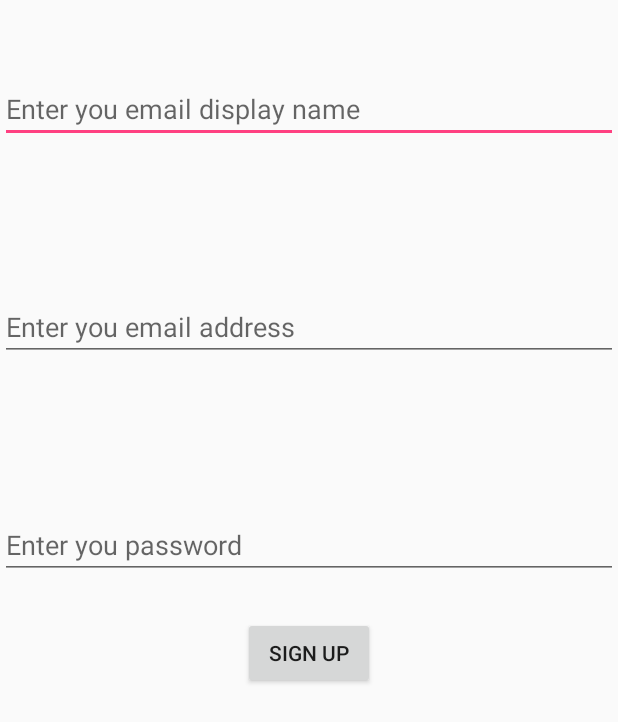
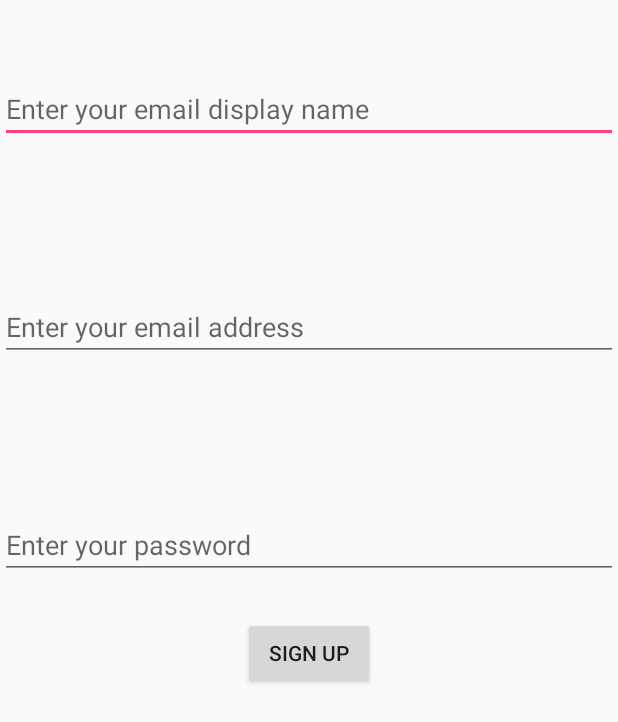
Before and after one commit to Bcoding21/ManHunt, an Android app: the layout activity_sign_up.xml on its own in the app's theme, with its tools: preview values and no code run, on a phone screen of 412 x 824 dp. Shown: the top 722 px of the screen. Run offline under Robolectric (Android 15) with nearby library versions, the phone set to English and light mode, and no system bars.

Commit message:
fixed id

```diff
--- a/app/src/main/res/layout/activity_sign_in.xml
+++ b/app/src/main/res/layout/activity_sign_in.xml
@@ -8,7 +8,7 @@
     android:orientation="vertical">
 
     <EditText
-        android:id="@id/email"
+        android:id="@+id/email"
         android:layout_marginTop="100dp"
         android:layout_width="match_parent"
         android:layout_height="wrap_content"
@@ -16,7 +16,7 @@
         android:inputType="textEmailAddress"/>
 
     <EditText
-        android:id="@id/password"
+        android:id="@+id/password"
         android:layout_marginTop="100dp"
         android:layout_width="match_parent"
         android:layout_height="wrap_content"
--- a/app/src/main/res/layout/activity_sign_up.xml
+++ b/app/src/main/res/layout/activity_sign_up.xml
@@ -12,7 +12,7 @@
         android:id="@+id/display"
         android:layout_width="match_parent"
         android:layout_height="wrap_content"
-        android:hint="Enter you email display name"
+        android:hint="Enter your email display name"
         android:inputType="textAutoComplete"
         android:layout_marginTop="50dp"/>
 
@@ -20,7 +20,7 @@
         android:id="@+id/email"
         android:layout_width="match_parent"
         android:layout_height="wrap_content"
-        android:hint="Enter you email address"
+        android:hint="Enter your email address"
         android:inputType="textEmailAddress"
         android:layout_marginTop="100dp"/>
 
@@ -28,7 +28,7 @@
         android:id="@+id/password"
         android:layout_width="match_parent"
         android:layout_height="wrap_content"
-        android:hint="Enter you password"
+        android:hint="Enter your password"
         android:inputType="textPassword"
         android:layout_marginTop="100dp"/>
 
```
